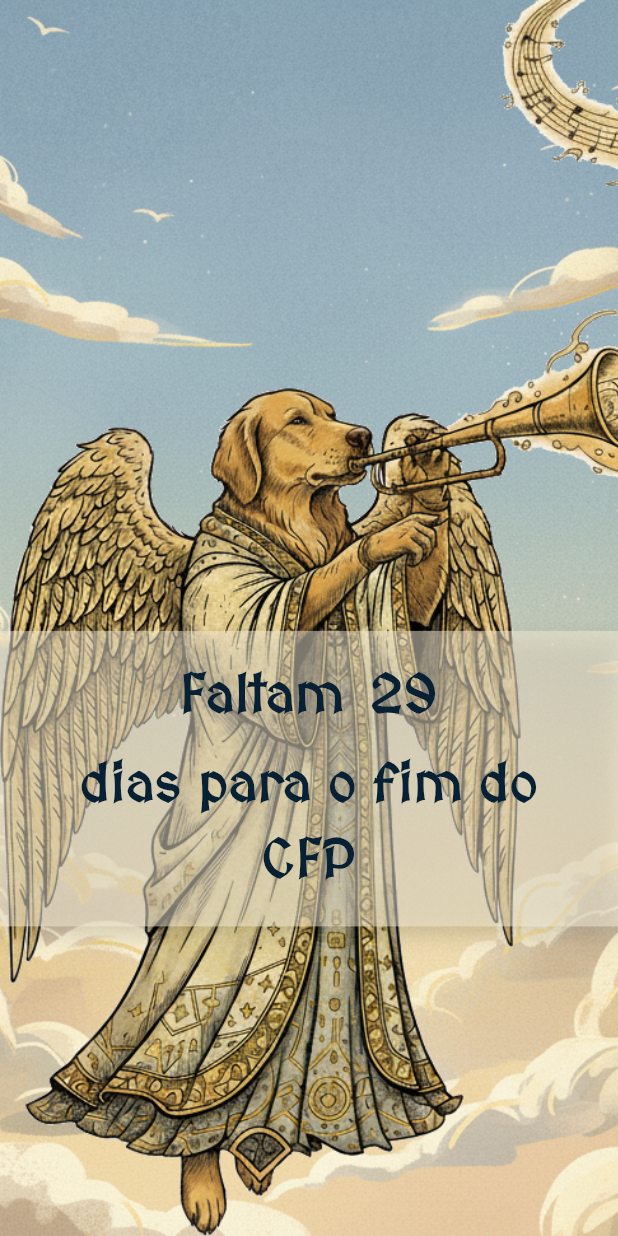
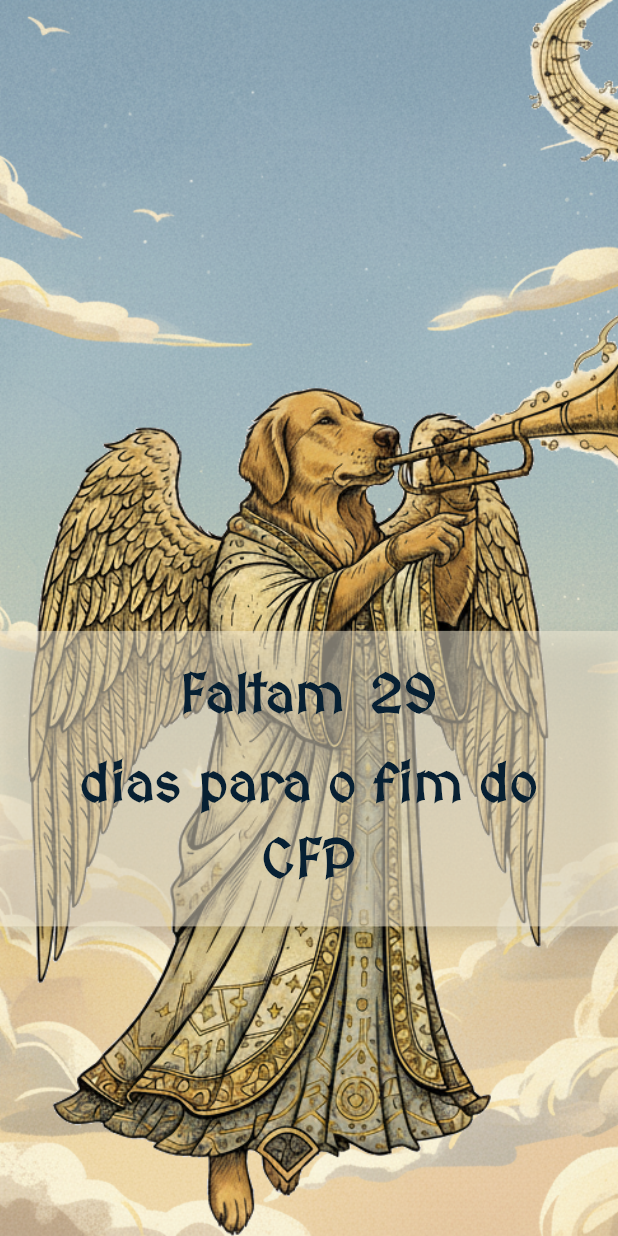
Before and after one commit to MarcosCompUff/cfp_timer, a Flutter app: the screen it shows after launch, on a phone screen of 412 x 824 dp. Run offline on Flutter 3.47's test engine with Material 3 defaults, Android fonts, the light colour scheme and no system bars.

Commit message:
animacao adicionada

```diff
--- a/lib/main.dart
+++ b/lib/main.dart
@@ -30,16 +30,35 @@ class CountdownPage extends StatefulWidget {
   State<CountdownPage> createState() => _CountdownPageState();
 }
 
-class _CountdownPageState extends State<CountdownPage> {
+class _CountdownPageState extends State<CountdownPage> with SingleTickerProviderStateMixin {
   late Timer _timer;
   Duration _remaining = Duration.zero;
   final DateTime _target = DateTime(2025, 11, 14);
+
+  // Controle de animação para mover as imagens
+  late AnimationController _imgController;
+  late Animation<double> _leftAnim;
+  late Animation<double> _rightAnim;
 
   @override
   void initState() {
     super.initState();
     _updateRemaining();
     _timer = Timer.periodic(const Duration(seconds: 1), (_) => _updateRemaining());
+
+    // Animação de vai-e-vem para as imagens
+    _imgController = AnimationController(
+      vsync: this,
+      duration: const Duration(seconds: 3),
+    )..repeat(reverse: true);
+
+    // Esquerda: 0 -> +30 (direita), Direita: 0 -> -30 (esquerda)
+    _leftAnim = Tween<double>(begin: -15, end: 35).animate(
+      CurvedAnimation(parent: _imgController, curve: Curves.easeInOut),
+    );
+    _rightAnim = Tween<double>(begin: -15, end: 35).animate(
+      CurvedAnimation(parent: _imgController, curve: Curves.easeInOut),
+    );
   }
 
   void _updateRemaining() {
@@ -55,6 +74,7 @@ class _CountdownPageState extends State<CountdownPage> {
   @override
   void dispose() {
     _timer.cancel();
+    _imgController.dispose();
     super.dispose();
   }
 
@@ -80,54 +100,57 @@ class _CountdownPageState extends State<CountdownPage> {
             ),
           ),
 
-          // Imagem esquerda (mobile: ocupa 80% largura, desktop: 45%)
-          if (isMobile)
-            Positioned(
-              left: 0,
-              // bottom: 0,
+          // Imagem esquerda (mobile: ocupa 80% largura, desktop: 45%) - agora animada
+          AnimatedBuilder(
+            animation: _imgController,
+            builder: (context, child) {
+              if (isMobile) {
+                return Positioned(
+                  left: _leftAnim.value,
                   top: 0,
                   child: IgnorePointer(
                     ignoring: true,
                     child: Image.asset(
                       'assets/esquerda.png',
-                  // width: MediaQuery.of(context).size.width * 0.9,
                       height: MediaQuery.of(context).size.height,
                       fit: BoxFit.contain,
                     ),
                   ),
-            )
-          else ...[
-            // Desktop/tablet: imagem esquerda
+                );
+              } else {
+                return Stack(
+                  children: [
+                    // Esquerda vai para a direita (_leftAnim.value: 0 -> +30)
                     Positioned(
-              left: 0,
-              // bottom: 0,
+                      left: _leftAnim.value,
                       top: 0,
                       child: IgnorePointer(
                         ignoring: true,
                         child: Image.asset(
                           'assets/esquerda.png',
-                  // width: MediaQuery.of(context).size.width * 0.45,
                           height: MediaQuery.of(context).size.height,
                           fit: BoxFit.contain,
                         ),
                       ),
                     ),
-            // Desktop/tablet: imagem direita
+                    // Direita vai para a esquerda (_rightAnim.value: 0 -> +30, mas usamos -_rightAnim.value)
                     Positioned(
-              right: 0,
-              // bottom: 0,
+                      right: _rightAnim.value,
                       top: 0,
                       child: IgnorePointer(
                         ignoring: true,
                         child: Image.asset(
                           'assets/direita.png',
-                  // width: MediaQuery.of(context).size.width * 0.45,
                           height: MediaQuery.of(context).size.height,
                           fit: BoxFit.contain,
                         ),
                       ),
                     ),
                   ],
+                );
+              }
+            },
+          ),
 
           // Center content with a stripe behind
           Center(
```
Also changed, not shown: 1 other file. Lines whose indentation alone changed are shown as unchanged.
